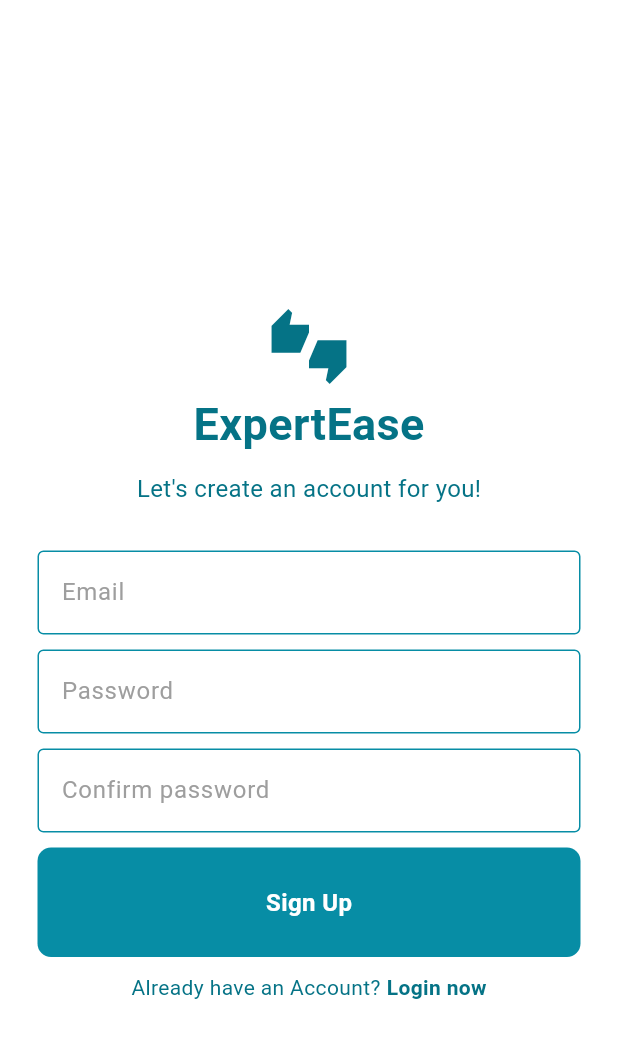
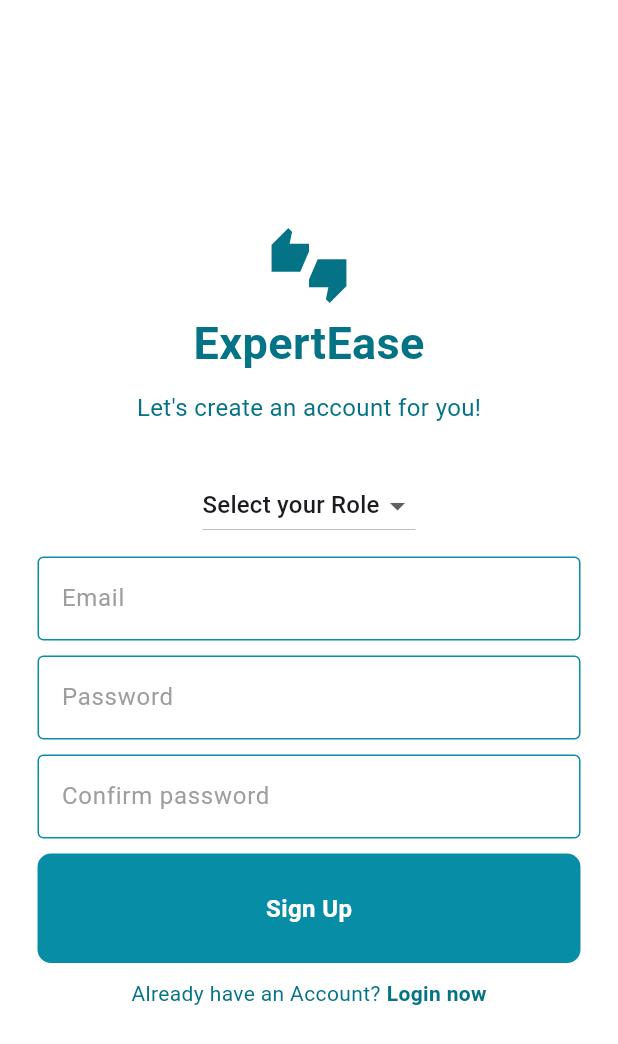
Before and after one commit to J-Praveenan/ExpertEaseApp, a Flutter app: the screen it shows after launch, after a tap on "Register now", on a phone screen of 412 x 824 dp. Shown: the top 1044 px of the screen. Run offline on Flutter 3.47's test engine with Material 3 defaults, Android fonts, the light colour scheme and no system bars; our stand-ins replace cloud_firestore, curved_navigation_bar, firebase_auth, firebase_core, firebase_storage, image_picker and 3 more; accounts and stored records are empty; network calls fail.

Commit message:
role base signup functionality is implemented

```diff
--- a/lib/Pages/register_page.dart
+++ b/lib/Pages/register_page.dart
@@ -1,8 +1,11 @@
+import 'package:cloud_firestore/cloud_firestore.dart';
 import 'package:expert_ease/components/my_button.dart';
 import 'package:expert_ease/components/my_text_field.dart';
 import 'package:expert_ease/services/auth/auth_service.dart';
 import 'package:flutter/material.dart';
 import 'package:provider/provider.dart';
+import 'package:firebase_core/firebase_core.dart';
+import 'package:cloud_firestore/cloud_firestore.dart';
 
 class RegisterPage extends StatefulWidget {
   final void Function()? onTap;
@@ -16,6 +19,8 @@ class _RegisterPageState extends State<RegisterPage> {
   final emailController = TextEditingController();
   final passwordController = TextEditingController();
   final confirmPasswordController = TextEditingController();
+  final roleController = TextEditingController();
+  String selectedRole = "0";
 
   //sign up user
   void signUp() async {
@@ -28,12 +33,27 @@ class _RegisterPageState extends State<RegisterPage> {
       return;
     }
 
+    // Check if a role is selected
+   if (selectedRole == "0") {
+      ScaffoldMessenger.of(context).showSnackBar(
+        const SnackBar(
+          content: Text("Please select your role!"),
+        ),
+      );
+      return;
+    }
+
+    print("Selected Role: $selectedRole"); // Add this print statement
+
     // get auth service
     final authService = Provider.of<AuthService>(context, listen: false);
-
-    try {
+String roleName = await getRoleName(selectedRole);
+        try {
       await authService.signUpWithEmailAndPassword(
-          emailController.text, passwordController.text);
+        roleName,
+        emailController.text,
+        passwordController.text,
+      );
     } catch (e) {
       ScaffoldMessenger.of(context).showSnackBar(
         SnackBar(
@@ -41,8 +61,21 @@ class _RegisterPageState extends State<RegisterPage> {
         ),
       );
     }
+
   }
+// Function to retrieve the role name from Firestore using the role id
+Future<String> getRoleName(String roleId) async {
+  DocumentSnapshot roleSnapshot = await FirebaseFirestore.instance
+      .collection('roles')
+      .doc(roleId)
+      .get();
 
+  if (roleSnapshot.exists) {
+    return roleSnapshot.get('name');
+  } else {
+    throw Exception("Role not found in Firestore");
+  }
+}
   @override
   Widget build(BuildContext context) {
     return Scaffold(
@@ -54,9 +87,6 @@ class _RegisterPageState extends State<RegisterPage> {
             padding: const EdgeInsets.symmetric(horizontal: 25.0),
             child:
                 Column(mainAxisAlignment: MainAxisAlignment.center, children: [
-              const SizedBox(
-                height: 50,
-              ),
               //logo
               Icon(
                 Icons.thumbs_up_down_sharp,
@@ -95,6 +125,60 @@ class _RegisterPageState extends State<RegisterPage> {
                 height: 30,
               ),
 
+              // MyTextField(
+              //   controller: roleController,
+              //   hintText: 'role',
+              //   obscureText: false,
+              // ),
+
+              StreamBuilder<QuerySnapshot>(
+                  stream: FirebaseFirestore.instance
+                      .collection('roles')
+                      .snapshots(),
+                  builder: (context, snapshot) {
+                    List<DropdownMenuItem> rolesItems = [];
+                    if (!snapshot.hasData) {
+                      const CircularProgressIndicator();
+                    } else {
+                      final roles = snapshot.data?.docs.reversed.toList();
+                      rolesItems.add(
+                        DropdownMenuItem(
+                          value: "0",
+                          child: Text('Select your Role'),
+                        ),
+                      );
+
+                      for (var role in roles!) {
+                        rolesItems.add(
+                          DropdownMenuItem(
+                            value: role.id,
+                            child: Text(
+                              role['name'],
+                            ),
+                          ),
+                        );
+                      }
+                    }
+                    return DropdownButton(
+                      items: rolesItems,
+                      onChanged: (rolesValue) {
+
+                        setState(() {
+                          selectedRole = rolesValue;
+
+                        });
+
+                        print(rolesValue);
+
+                      },
+                      value: selectedRole,
+                      isExpanded: false,
+                    );
+                  }),
+
+              const SizedBox(
+                height: 10,
+              ),
               //email textfield
               MyTextField(
                 controller: emailController,
--- a/lib/services/auth/auth_service.dart
+++ b/lib/services/auth/auth_service.dart
@@ -13,17 +13,21 @@ class AuthService extends ChangeNotifier {
   Future<UserCredential> signInWithEmailAndPassword(
       String email, String password) async {
     try {
-      UserCredential userCredential =
-          await _firebaseAuth.signInWithEmailAndPassword(
-        email: email,
-        password: password,
-      );
+      UserCredential userCredential = await _firebaseAuth
+          .signInWithEmailAndPassword(email: email, password: password);
+
+
 
       // add a new document for the user in users collection if it doesn't already exists
       _fireStore.collection('users').doc(userCredential.user!.uid).set({
+
         'uid': userCredential.user!.uid,
         'email': email,
       }, SetOptions(merge: true));
+      // Check if the user has the expected role
+
+
+
 
       return userCredential;
     }
@@ -31,26 +35,32 @@ class AuthService extends ChangeNotifier {
     on FirebaseAuthException catch (e) {
       throw Exception(e.code);
     }
+
+
   }
 
   // create a new user
   Future<UserCredential> signUpWithEmailAndPassword(
-      String email, String password) async {
+      String role, String email, String password) async {
     try {
+       print('Role: $role, Email: $email, Password: $password');
       UserCredential userCredential =
           await _firebaseAuth.createUserWithEmailAndPassword(
+
         email: email,
         password: password,
       );
 
       // after creating the user, create a new document for the user in the users collection
       _fireStore.collection('users').doc(userCredential.user!.uid).set({
+        'role': role,
         'uid': userCredential.user!.uid,
         'email': email,
       });
 
       return userCredential;
     } on FirebaseAuthException catch (e) {
+       print('Firebase Auth Exception: ${e.code}');
       throw Exception(e.code);
     }
   }
```
Also changed, not shown: lib/Pages/login_page.dart (line endings or trailing spaces).
